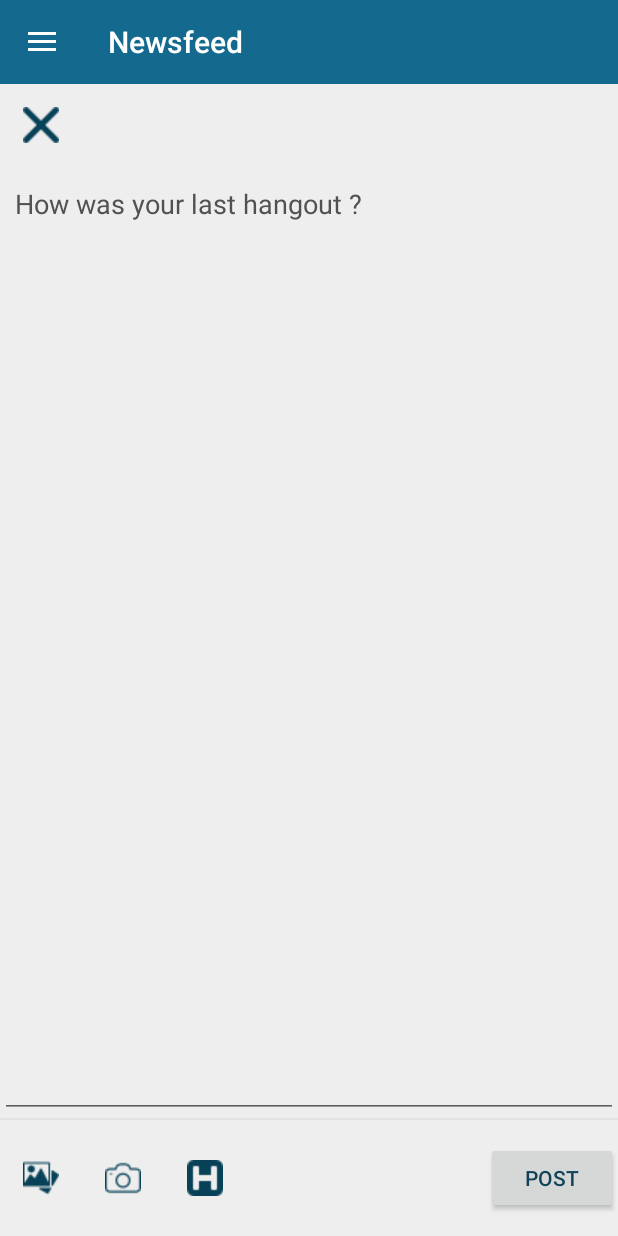
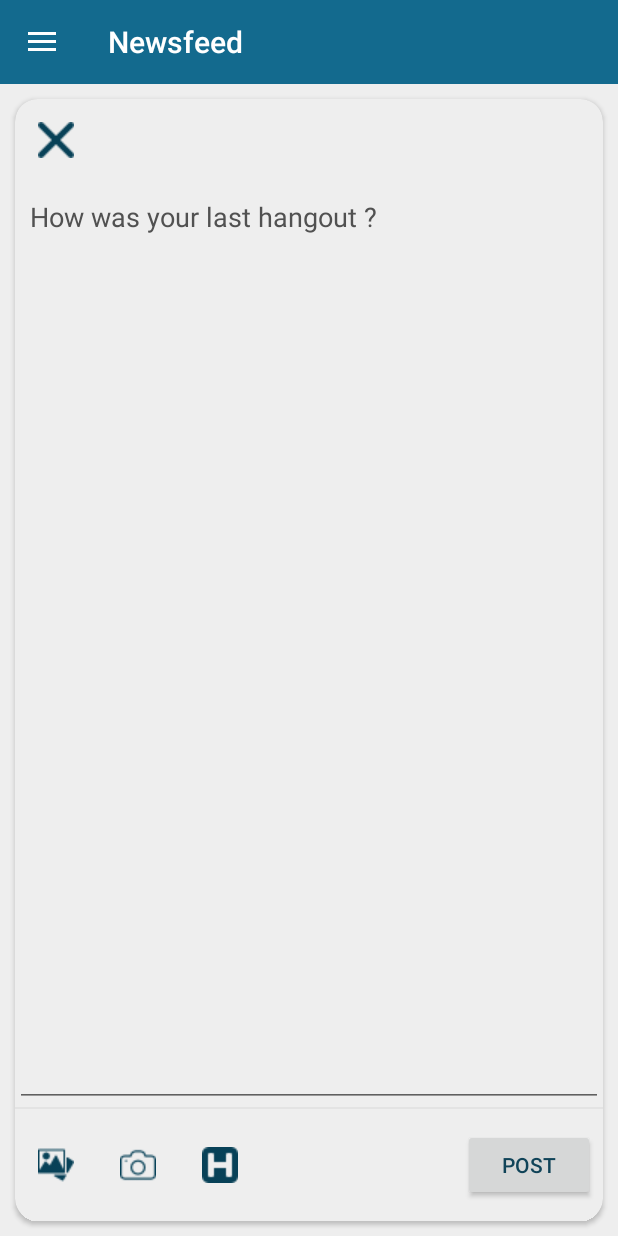
Before and after one commit to mostafabder/BlendIn, an Android app: the fragment CreatePostFragment placed in its activity, on a phone screen of 412 x 824 dp. Run offline under Robolectric (Android 15) with nearby library versions, the light colour scheme and no system bars; our stand-ins replace CircleImageView; libraries missing offline, so code that uses them is left out: org.apmem.tools; 2 statements that could not run were skipped.

Commit message:
kappa first

```diff
--- a/app/src/main/java/com/example/android/blendin/Fragments/MysquadFragment.java
+++ b/app/src/main/java/com/example/android/blendin/Fragments/MysquadFragment.java
@@ -6,6 +6,7 @@ import android.os.Bundle;
 import android.support.v4.app.Fragment;
 import android.support.v4.app.FragmentManager;
 import android.support.v4.app.FragmentTransaction;
+import android.support.v7.app.AppCompatActivity;
 import android.support.v7.widget.GridLayoutManager;
 import android.support.v7.widget.RecyclerView;
 import android.view.LayoutInflater;
@@ -62,5 +63,4 @@ public class MysquadFragment extends Fragment {
         recyclerView.setAdapter(adapter);
         return view;
     }
-
 }
--- a/app/src/main/res/layout/fragment_post.xml
+++ b/app/src/main/res/layout/fragment_post.xml
@@ -1,12 +1,18 @@
-<LinearLayout xmlns:android="http://schemas.android.com/apk/res/android"
+<android.support.v7.widget.CardView xmlns:android="http://schemas.android.com/apk/res/android"
+    xmlns:app="http://schemas.android.com/apk/res-auto"
     xmlns:tools="http://schemas.android.com/tools"
         android:layout_width="match_parent"
     android:layout_height="match_parent"
-    android:background="@color/offWhite"
+    android:layout_margin="10dp"
     android:clickable="true"
-    android:orientation="vertical"
-    android:weightSum="20"
-    tools:context="com.example.android.blendin.Fragments.CreatePostFragment">
+    app:cardBackgroundColor="@color/offWhite"
+    app:cardCornerRadius="15dp">
+
+    <LinearLayout
+        android:layout_width="match_parent"
+        android:layout_height="match_parent"
+        android:orientation="vertical">
+
         <LinearLayout
             android:layout_width="match_parent"
             android:layout_height="0dp"
@@ -73,7 +79,9 @@
                 android:layout_height="wrap_content"
                 android:layout_alignParentRight="true"
                 android:layout_centerVertical="true"
+                android:layout_marginRight="5dp"
                 android:text="POST"
                 android:textColor="@color/dark_blue" />
         </RelativeLayout>
     </LinearLayout>
+</android.support.v7.widget.CardView>
```
Also changed, not shown: app/src/main/java/com/example/android/blendin/Fragments/SquadFragment.java (+3 -4 lines), app/src/main/res/layout/fragment_comments.xml (+15 -6 lines), app/src/main/res/layout/fragment_squad.xml (+18 -15 lines). Lines whose indentation alone changed are shown as unchanged.
